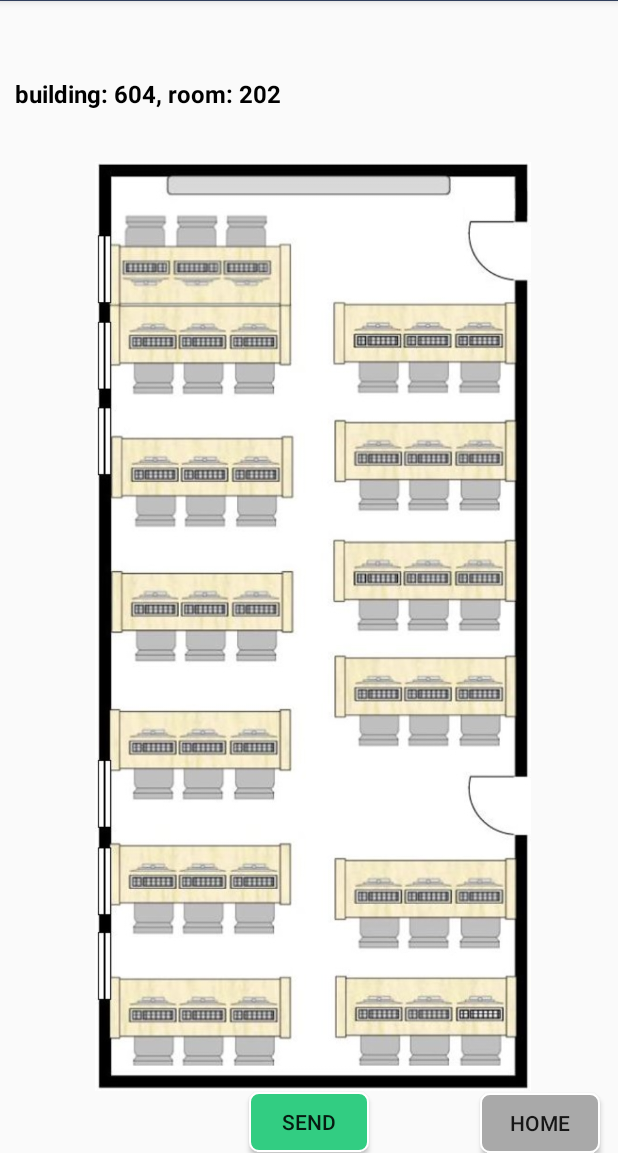
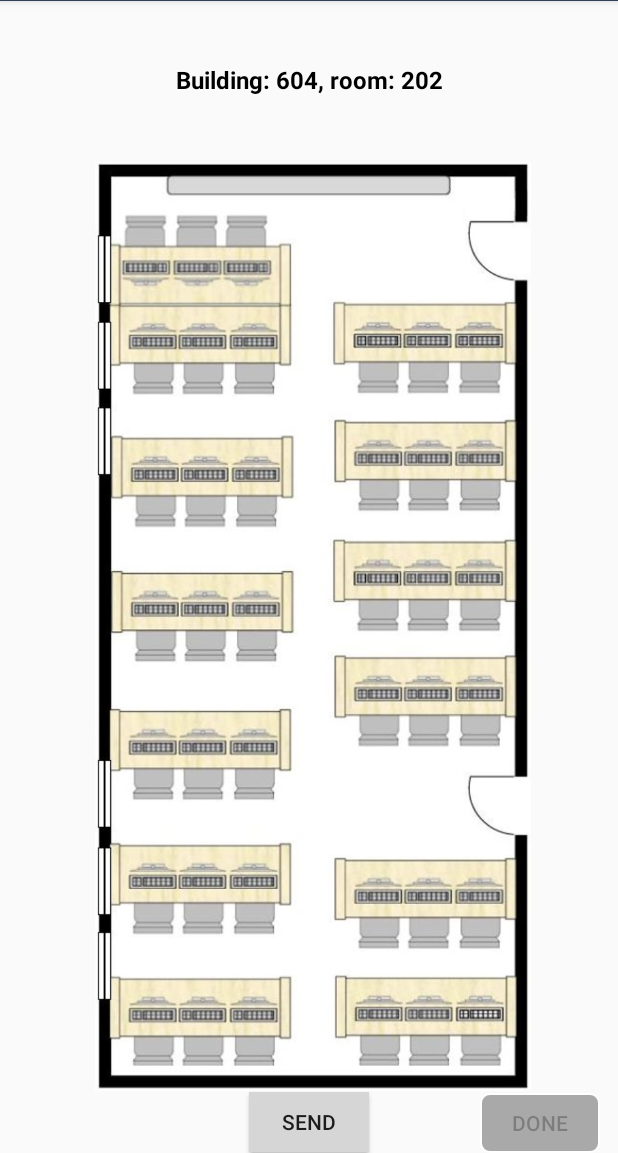
Before and after one commit to LilachGr/SmartSitterProject, an Android app: the ReservationLayoutLab screen opened directly, with no data from a screen before it, on a phone screen of 412 x 824 dp, the part 83-1236 px from its top. Run offline under Robolectric (Android 15) with nearby library versions, the light colour scheme and no system bars; libraries missing offline, so code that uses them is left out: com.fasterxml.jackson; 5 statements that could not run were skipped.

Commit message:
change the text messages and disabled buttons.

```diff
--- a/SmartSitterClient/app/src/main/java/com/example/smartsitterclient/MainActivity.kt
+++ b/SmartSitterClient/app/src/main/java/com/example/smartsitterclient/MainActivity.kt
@@ -55,8 +55,9 @@ class MainActivity : AppCompatActivity() {
         buttonClick22 = findViewById(R.id.button1)
         val localButtonClick22 = buttonClick22
         localButtonClick22?.setOnClickListener {
-            //startActivity(Intent(this, SignIn::class.java))
+            //startActivity(Intent(this, ReservationFirstStepActivity::class.java))
             startActivity(Intent(this, SignIn::class.java))
+            //startActivity(Intent(this, ReservationLayoutLab::class.java))
             //finish() //with this command the previous page closed and can't be reach with the back button (that built in the phone)
         }
         buttonClick22 = localButtonClick22
--- a/SmartSitterClient/app/src/main/java/com/example/smartsitterclient/ReservationLayoutLab.kt
+++ b/SmartSitterClient/app/src/main/java/com/example/smartsitterclient/ReservationLayoutLab.kt
@@ -36,7 +36,7 @@ class ReservationLayoutLab : AppCompatActivity(), View.OnClickListener {
 
 
     private fun functionPerChair(chairId: String, localViewChosenChairId: TextView) {
-        val temp = ", chosen chair: $chairId"
+        val temp = "Building: $building, room: $room, chosen chair: $chairId"
         localViewChosenChairId.text = temp
     }
 
@@ -85,8 +85,13 @@ class ReservationLayoutLab : AppCompatActivity(), View.OnClickListener {
         super.onCreate(savedInstanceState)
         setContentView(R.layout.activity_reservation_layout_lab)
 
+        buttonClickNext = findViewById(R.id.home_button)
+        val localButtonClickNext2 = buttonClickNext
+        localButtonClickNext2?.isEnabled = false
+        buttonClickNext = localButtonClickNext2
+
         //viewPreviousData = findViewById(R.id.previous_data)
-        viewChosenChairId = findViewById(R.id.chosen_chair_id)
+        viewChosenChairId = findViewById(R.id.chosen_room_building)
 
         val extras = intent.extras
         if (extras != null) {
@@ -264,10 +269,14 @@ class ReservationLayoutLab : AppCompatActivity(), View.OnClickListener {
                             if (responseLabString == "error") {
                                 Toast.makeText(
                                     applicationContext,
-                                    "Your chosen chair it taken, please try again!!!",
+                                    "Your chosen chair it taken.\nPlease choose a different chair.",
                                     Toast.LENGTH_LONG
                                 ).show()
                             } else if (responseLabString == "true") {
+                                localButtonClickSendReservation.isEnabled = false
+                                val localButtonClickNext = buttonClickNext
+                                localButtonClickNext?.isEnabled = true
+                                buttonClickNext = localButtonClickNext
                                 Toast.makeText(applicationContext, "Data received!!", Toast.LENGTH_LONG).show()
                             }
                         }
--- a/SmartSitterClient/app/src/main/java/com/example/smartsitterclient/SimpleDataClasses.kt
+++ b/SmartSitterClient/app/src/main/java/com/example/smartsitterclient/SimpleDataClasses.kt
@@ -2,7 +2,7 @@ package com.example.smartsitterclient
 
 
 class SimpleDataClasses(){
-    val serverURL = "http://10.100.102.10:5000/"
+    val serverURL = "http://10.100.102.57:5000/"
     //val serverURL = "http://192.168.147.98:5000/"
     val serverReservationFirstStep = "timeAvailability"
     val serverLoginForm = "login"
--- a/SmartSitterClient/app/src/main/res/drawable/next_custom_button.xml
+++ b/SmartSitterClient/app/src/main/res/drawable/next_custom_button.xml
@@ -1,4 +1,6 @@
 <?xml version="1.0" encoding="utf-8"?>
 <selector xmlns:android="http://schemas.android.com/apk/res/android">
+    <item android:state_enabled="false"
+          android:drawable="@drawable/next_button_disabled" />
     <item android:drawable="@drawable/next_button_default" />
 </selector>
--- a/SmartSitterClient/app/src/main/res/drawable/send_button_default.xml
+++ b/SmartSitterClient/app/src/main/res/drawable/send_button_disabled.xml
@@ -1,7 +1,7 @@
 <?xml version="1.0" encoding="utf-8"?>
 <shape xmlns:android="http://schemas.android.com/apk/res/android"
     android:shape="rectangle">
-    <solid android:color="#32CD82"/>
+    <solid android:color="#A9A9A9"/>
     <size android:height="80dp" android:width="40dp"/>
     <corners android:radius="6dp"/>
     <stroke android:width="1dp" android:color="#ffff"/>
--- a/SmartSitterClient/app/src/main/res/drawable/send_custom_button.xml
+++ b/SmartSitterClient/app/src/main/res/drawable/send_custom_button.xml
@@ -1,4 +1,6 @@
 <?xml version="1.0" encoding="utf-8"?>
 <selector xmlns:android="http://schemas.android.com/apk/res/android">
+    <item android:state_enabled="false"
+          android:drawable="@drawable/send_button_disabled" />
     <item android:drawable="@drawable/send_button_default" />
 </selector>
--- a/SmartSitterClient/app/src/main/res/layout/activity_reservation_layout_lab.xml
+++ b/SmartSitterClient/app/src/main/res/layout/activity_reservation_layout_lab.xml
@@ -30,25 +30,25 @@
             android:textColor="@color/black"
             android:textSize="16sp"
             android:text="@string/building_room"
-            android:textStyle="bold"
-            android:layout_marginStart="10dp"
-            app:layout_constraintStart_toStartOf="parent" android:layout_marginLeft="10dp"
-            app:layout_constraintTop_toTopOf="parent" android:layout_marginTop="25dp" android:layout_marginBottom="10dp"
-            app:layout_constraintBottom_toTopOf="@+id/imageView" android:layout_marginEnd="226dp"
-            android:layout_marginRight="226dp" app:layout_constraintEnd_toEndOf="parent"/>
-    <TextView
+            android:textStyle="bold" app:layout_constraintStart_toStartOf="parent"
+            app:layout_constraintHorizontal_bias="0.5" app:layout_constraintEnd_toEndOf="parent"
+            android:layout_marginBottom="35dp" app:layout_constraintBottom_toTopOf="@+id/imageView"
+            app:layout_constraintTop_toTopOf="parent" android:layout_marginTop="32dp"/>
+    <!--<TextView
             android:id="@+id/chosen_chair_id"
-            android:layout_width="200dp"
-            android:layout_height="wrap_content"
+            android:layout_width="131dp"
+            android:layout_height="27dp"
             android:textAlignment="center"
             android:textColor="@color/black"
             android:textSize="16sp"
             android:textStyle="bold"
-            android:layout_marginBottom="10dp"
-            app:layout_constraintBottom_toTopOf="@+id/imageView" app:layout_constraintTop_toTopOf="parent"
-            android:layout_marginTop="25dp" android:layout_marginEnd="16dp" android:layout_marginRight="16dp"
-            app:layout_constraintEnd_toEndOf="parent" android:layout_marginStart="185dp"
-            app:layout_constraintStart_toStartOf="@+id/chosen_room_building" android:layout_marginLeft="185dp"/>
+            android:layout_marginStart="180dp"
+            android:layout_marginLeft="180dp"
+            app:layout_constraintTop_toTopOf="parent" android:layout_marginTop="20dp" android:layout_marginBottom="10dp"
+            app:layout_constraintBottom_toTopOf="@+id/imageView" android:layout_marginEnd="226dp"
+            android:layout_marginRight="226dp" app:layout_constraintEnd_toEndOf="parent"
+            app:layout_constraintHorizontal_bias="0.0" app:layout_constraintVertical_bias="0.0"
+            app:layout_constraintStart_toStartOf="@+id/chosen_room_building"/>-->
     <ImageView
             android:layout_width="504dp"
             android:layout_height="619dp" app:srcCompat="@drawable/room_plan"
--- a/SmartSitterClient/app/src/main/res/values/strings.xml
+++ b/SmartSitterClient/app/src/main/res/values/strings.xml
@@ -3,7 +3,7 @@
     <string name="button">Button</string>
     <string name="this_is_second_page">This is second page!!!!!!!!!!!</string>
     <string name="send">Send</string>
-    <string name="enter_any_text">enter any text</string>
+    <string name="enter_any_text">Enter any text</string>
     <string name="reservation">Reservation</string>
     <string name="user_name">User name</string>
     <string name="date">Date</string>
@@ -13,14 +13,14 @@
     <string name="date_format_d_m_y">Date (DD/MM/YY)</string>
     <string name="next">next</string>
     <string name="for_how_long_should_dby_in_minutes">For how long? (minutes)</string>
-    <string name="login">Login</string>
-    <string name="email_of_university">email of university</string>
-    <string name="password">password</string>
-    <string name="repeat_password">repeat password</string>
+    <string name="login">Register a new user</string>
+    <string name="email_of_university">Email of university</string>
+    <string name="password">Password</string>
+    <string name="repeat_password">Repeat password</string>
     <string name="title_reservation_first_step">Choose your reservation date and time</string>
     <string name="sign_in">Sign in</string>
     <string name="registration_to_the_app">Registration to the app</string>
-    <string name="building_room">building: 604, room: 202</string>
+    <string name="building_room">Building: 604, room: 202</string>
     <string name="todo">TODO</string>
     <string name="_1">1</string>
     <string name="_2">2</string>
@@ -61,7 +61,7 @@
     <string name="_37">37</string>
     <string name="_38">38</string>
     <string name="_39">39</string>
-    <string name="home_page">Home</string>
+    <string name="home_page">Done</string>
 
     <string-array name="spinner_duration">
         <item>30</item>
```
Also changed, not shown: SmartSitterClient/app/src/main/java/com/example/smartsitterclient/LoginPage.kt (+14 -3 lines), SmartSitterClient/app/src/main/java/com/example/smartsitterclient/ReservationFirstStepActivity.kt (+19 -5 lines), SmartSitterClient/app/src/main/java/com/example/smartsitterclient/SignIn.kt (+14 -1 lines), SmartSitterClient/app/src/main/res/drawable/next_button_disabled.xml (renamed from SmartSitterClient/app/src/main/res/drawable/next_button_default.xml).
